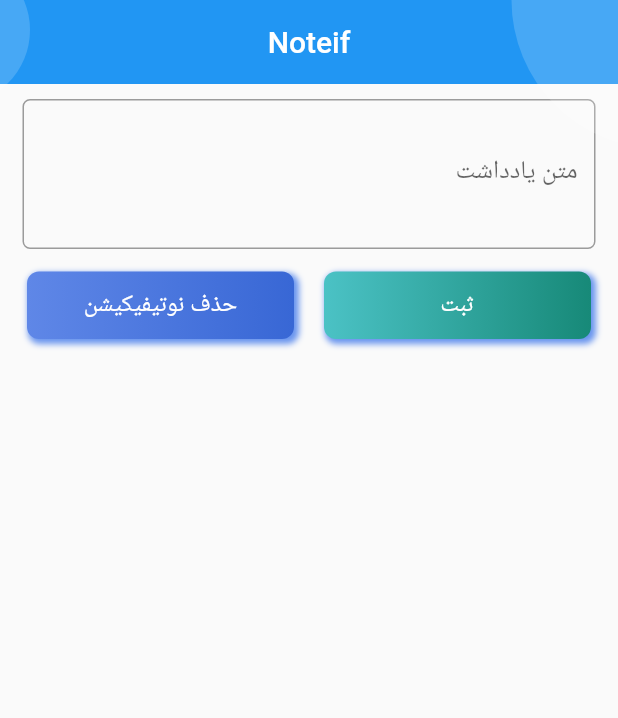
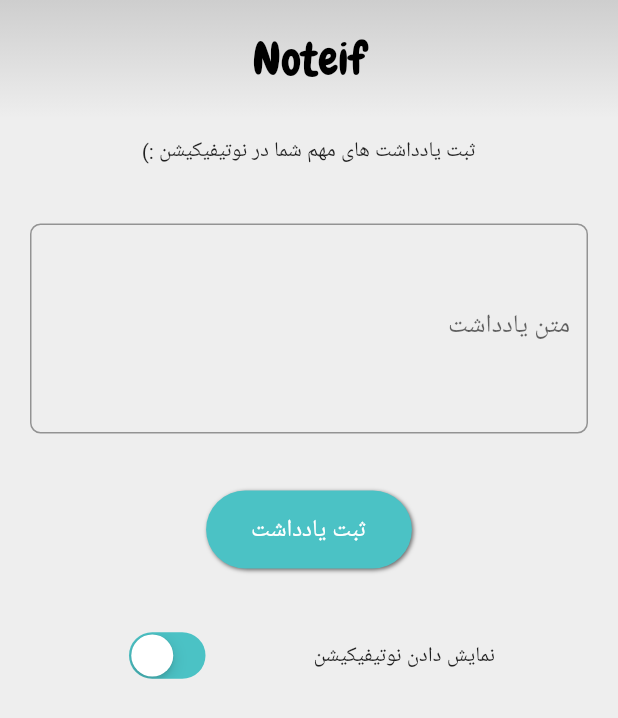
Before and after one commit to Move37-Team/noteif, a Flutter app: the screen it shows after launch, on a phone screen of 412 x 824 dp. Shown: the top 718 px of the screen. Run offline on Flutter 3.47's test engine with Material 2 defaults, Android fonts, the light colour scheme and no system bars; our stand-ins replace flutter_local_notifications, gradient_app_bar, shared_preferences; Roboto replaces fonts that are missing (IRANSansMobile).

Commit message:
ui ux changes

```diff
--- a/lib/helper/colors.dart
+++ b/lib/helper/colors.dart
@@ -1,10 +1,16 @@
 import 'dart:ui';
 
 class AppColors {
-  static const Color Genoa = Color(0xFF2D6B6D); // DarkBlue
-  static const Color Viking = Color(0xFF4BC2C5); // Blue
+  static const Color Genoa = Color(0xFF2D6B6D); // Blue
   static const Color WildWatermelon = Color(0xFFFC5185); // Pink
-  static const Color ElfGreen = Color(0xFF178978); // Ligh
+  static const Color ElfGreen = Color(0xFF178978); // Light
+  // DarkBlue
+  static const Color C4BC2C5 = Color(0xFF4BC2C5);
+  static const Color CEEEEEE = Color(0xFFEEEEEE);
+  static const Color C616161 = Color(0xFF616161);
+  static const Color C262626 = Color(0xFF262626);
+  static const Color CD8D8D8 = Color(0xFFD8D8D8);
+  static const Color CCECECE = Color(0xFFCECECE);
 
   static const Color BlueLight = Color.fromRGBO(126, 182, 255, 1);
   static const Color BlueDark = Color.fromRGBO(95, 135, 231, 1);
--- a/lib/main.dart
+++ b/lib/main.dart
@@ -1,3 +1,7 @@
+import 'dart:typed_data';
+
+import 'package:flutter/cupertino.dart';
+import 'package:flutter/gestures.dart';
 import 'package:flutter/material.dart';
 import 'package:gradient_app_bar/gradient_app_bar.dart';
 import 'package:flutter_localizations/flutter_localizations.dart';
@@ -7,71 +11,13 @@
 
 Widget emptyAppbar() {
   return GradientAppBar(
-    flexibleSpace: Row(
-      mainAxisAlignment: MainAxisAlignment.spaceBetween,
-      children: <Widget>[
-        CustomPaint(
-          painter: CircleOne(),
-        ),
-        CustomPaint(
-          painter: CircleTwo(),
-        ),
-      ],
-    ),
-    title: Center(
-      child: Text(
-        'Noteif',
-      ),
-    ),
     elevation: 0,
     gradient: LinearGradient(
-      begin: Alignment.topLeft,
-      end: Alignment.bottomRight,
-      colors: [AppColors.HeaderBlueDark, AppColors.HeaderBlueLight],
+      begin: Alignment.topCenter,
+      end: Alignment.bottomCenter,
+      colors: [AppColors.CCECECE, AppColors.CEEEEEE],
     ),
   );
-}
-
-class CircleOne extends CustomPainter {
-  Paint _paint;
-
-  CircleOne() {
-    _paint = Paint()
-      ..color = AppColors.HeaderCircle
-      ..strokeWidth = 10.0
-      ..style = PaintingStyle.fill;
-  }
-
-  @override
-  void paint(Canvas canvas, Size size) {
-    canvas.drawCircle(Offset(28.0, 0.0), 99.0, _paint);
-  }
-
-  @override
-  bool shouldRepaint(CustomPainter oldDelegate) {
-    return false;
-  }
-}
-
-class CircleTwo extends CustomPainter {
-  Paint _paint;
-
-  CircleTwo() {
-    _paint = Paint()
-      ..color = AppColors.HeaderCircle
-      ..strokeWidth = 10.0
-      ..style = PaintingStyle.fill;
-  }
-
-  @override
-  void paint(Canvas canvas, Size size) {
-    canvas.drawCircle(Offset(-30, 20), 50.0, _paint);
-  }
-
-  @override
-  bool shouldRepaint(CustomPainter oldDelegate) {
-    return false;
-  }
 }
 
 void main() {
@@ -84,6 +30,10 @@
     supportedLocales: [
       Locale("fa", "IR"),
     ],
+    theme: ThemeData(
+        fontFamily: 'IRANSansMobile',
+//        primaryColor: AppColors.C4BC2C5
+    ),
     locale: Locale("fa", "IR"),
     home: new MyApp(),
   ));
@@ -97,6 +47,7 @@
 class _MyAppState extends State<MyApp> {
   FlutterLocalNotificationsPlugin flutterLocalNotificationsPlugin;
   final myController = TextEditingController();
+  bool showNotification = false;
   SharedPreferences prefs;
 
   @override
@@ -113,23 +64,28 @@
     SharedPreferences.getInstance().then((value) => setState(() {
       prefs = value;
       String note = prefs.getString('note');
+      showNotification = prefs.getBool('showNotification') != null ? prefs.getBool('showNotification') : true; // for handling if pref is null
       if (note != null) {
         myController.text = note;
-            showNotification(note);
+        if(showNotification){
+          sendNotification(note);
+        }
       }
     }));
     flutterLocalNotificationsPlugin = new FlutterLocalNotificationsPlugin();
     var android = new AndroidInitializationSettings('@mipmap/ic_launcher');
     var iOS = new IOSInitializationSettings();
     var initSetttings = new InitializationSettings(android, iOS);
-    flutterLocalNotificationsPlugin.initialize(initSetttings,
+    flutterLocalNotificationsPlugin.initialize(
+      initSetttings,
 //        onSelectNotification: onSelectNotification
     );
   }
-//
+
+
 //  Future onSelectNotification(String payload) {
-//    debugPrint("payload : $payload");
-//    myController.text = payload;
+////    debugPrint("payload : $payload");
+////    myController.text = payload;
 ////    showDialog(
 ////      context: context,
 ////      builder: (_) => new AlertDialog(
@@ -142,79 +98,118 @@
   @override
   Widget build(BuildContext context) {
     return Scaffold(
-      appBar: emptyAppbar(),
-      body: SingleChildScrollView(
+      backgroundColor: AppColors.CEEEEEE,
+//      appBar: emptyAppbar(),
+      body: SafeArea(
+        child: Container(
+          height: double.infinity,
+          width: double.infinity,
+          child: SingleChildScrollView(
             child: Column(
               children: <Widget>[
+                Container(
+                  decoration: BoxDecoration(
+                      gradient: LinearGradient(
+                        begin: Alignment.topCenter,
+                        end: Alignment.bottomCenter,
+                        colors: [AppColors.CCECECE, AppColors.CEEEEEE],
+                      )),
+                  width: double.infinity,
+                  padding: const EdgeInsets.all(20.0),
+                  child: Text(
+                    'Noteif',
+                    style: TextStyle(
+                      fontFamily: 'Chewy',
+                      color: Colors.black,
+                      fontSize: 30.0,
+                    ),
+                    textAlign: TextAlign.center,
+                  ),
+                ),
                 Padding(
                   padding:
-                  const EdgeInsets.symmetric(vertical: 10.0, horizontal: 15.0),
+                  const EdgeInsets.symmetric(vertical: 8.0, horizontal: 12.0),
+                  child: Text(
+                    'ثبت یادداشت های مهم شما در نوتیفیکیشن :)',
+                    style: TextStyle(
+                      height: 1.7,
+                      fontSize: 14.0,
+                    ),
+                    textAlign: TextAlign.center,
+                  ),
+                ),
+                Padding(
+                  padding: const EdgeInsets.fromLTRB(
+                      20.0,30.0,20.0,20.0),
                   child: TextField(
                     textDirection: TextDirection.rtl,
                     textAlign: TextAlign.right,
-                minLines: 3,
+                    minLines: 5,
                     keyboardType: TextInputType.multiline,
                     maxLines: null,
-                onChanged: (val){
-                  print(val);
-                },
                     decoration: new InputDecoration(
                       labelText: "متن یادداشت",
-//                labelStyle: TextStyle(
-//                  color: Colors.red
-//                ),
                       border: new OutlineInputBorder(
-                    borderRadius: new BorderRadius.circular(5.0),
-                    borderSide: new BorderSide(),
+                        borderRadius: new BorderRadius.circular(7.0),
                       ),
                     ),
                     controller: myController,
                   ),
                 ),
                 Padding(
-              padding: const EdgeInsets.symmetric(horizontal: 8.0),
-              child: Row(
-                children: <Widget>[
-                  materialButton(
-                      'ثبت',
-                      setNote,
-                      LinearGradient(
-                        colors: <Color>[
-                          AppColors.Viking,
-                          AppColors.ElfGreen,
-                        ],
-                      )),
-                  materialButton('حذف نوتیفیکیشن', () {
-                    flutterLocalNotificationsPlugin.cancel(0);
-                  },
-                      LinearGradient(
-                        colors: <Color>[
-                          AppColors.BlueDark,
-                          AppColors.HeaderBlueDark,
-                        ],
-                      )),
+                  padding: const EdgeInsets.symmetric(horizontal: 8.0, vertical: 10.0),
+                  child: Center(
+                      child: materialButton(
+                          'ثبت یادداشت',
+                          setNote
+                      )
+                  ),
+                ),
+                Container(
+                  padding: const EdgeInsets.all(10.0),
+                  width: 300.0,
+                  child: MergeSemantics(
+                    child: ListTile(
+                      title: Text(
+                          'نمایش دادن نوتیفیکیشن',
+                        style: TextStyle(
+                          fontSize: 14.0
+                        ),
+                      ),
+                      trailing: CupertinoSwitch(
+                        activeColor: AppColors.C4BC2C5,
+                        value: showNotification,
+                        onChanged: (val) => onSwitchChange(val),
+                      ),
+                      onTap: () => onSwitchChange(!showNotification),
+                    ),
+                  ),
+                ),
               ],
             ),
           ),
-          ],
         ),
       ),
     );
   }
 
   setNote() {
-    prefs.setString('note', myController.text);
-    showNotification(myController.text);
+    setState(() {
+      showNotification = true;
+    });
+    prefs.setBool('showNotification', true);
+    prefs.setString('note', myController.text.trim());
+    sendNotification(myController.text.trim());
   }
 
-  showNotification(String notificationText) async {
+  sendNotification(String notificationText) async {
+    if(notificationText.isNotEmpty){
       var android = new AndroidNotificationDetails('note', 'note', 'Your note',
           playSound: false,
-        styleInformation: BigTextStyleInformation(
-            notificationText
-        ),
+          enableVibration: false,
+          styleInformation: BigTextStyleInformation(notificationText),
           autoCancel: false,
-        priority: Priority.High,
+          priority: Priority.Max,
           importance: Importance.Max,
           ongoing: true);
       var iOS = new IOSNotificationDetails(presentSound: false);
@@ -222,33 +217,34 @@
       await flutterLocalNotificationsPlugin
           .show(0, null, notificationText, platform, payload: notificationText);
     }
+  }
 
-  materialButton(String buttonText, void Function() param1,
-      LinearGradient linearGradient) {
-    return Expanded(
-      flex: 1,
-      child: Container(
-        height: 45,
-        margin: const EdgeInsets.fromLTRB(10.0, 5.0, 10.0, 10.0),
+  materialButton(String buttonText, void Function() param1) {
+    return Container(
+      margin: const EdgeInsets.fromLTRB(10.0, 8.0, 10.0, 10.0),
       decoration: BoxDecoration(
-          gradient: linearGradient,
+        color: AppColors.C4BC2C5,
         borderRadius: BorderRadius.all(
-            Radius.circular(8.0),
+          Radius.circular(50.0),
         ),
         boxShadow: [
           BoxShadow(
-              color: AppColors.BlueShadow,
-              blurRadius: 3.0,
-              spreadRadius: 1.0,
-              offset: Offset(2.0, 2.0),
+            color: Colors.black54,
+            blurRadius: 1.5,
+            spreadRadius: 0.1,
+            offset: Offset(1.0, 1.0),
           ),
         ],
       ),
       child: Material(
         color: Colors.transparent,
         child: InkWell(
+          borderRadius: BorderRadius.all(
+            Radius.circular(50.0),
+          ),
           onTap: param1,
-            child: Center(
+          child: Container(
+            padding: const EdgeInsets.symmetric(vertical: 15.0, horizontal: 30.0),
             child: Text(
               buttonText,
               style: TextStyle(
@@ -259,7 +255,18 @@
           ),
         ),
       ),
-      ),
     );
   }
+
+  onSwitchChange(bool val) {
+    if(val){
+      setNote();
+    } else {
+      setState(() {
+        showNotification = false;
+      });
+      prefs.setBool('show', false);
+      flutterLocalNotificationsPlugin.cancelAll();
     }
+  }
+}
```
Also changed, not shown: pubspec.yaml (+10 -0 lines), assets/fonts/Chewy-Regular.ttf (added), 1 other file. Lines whose indentation alone changed are shown as unchanged.
